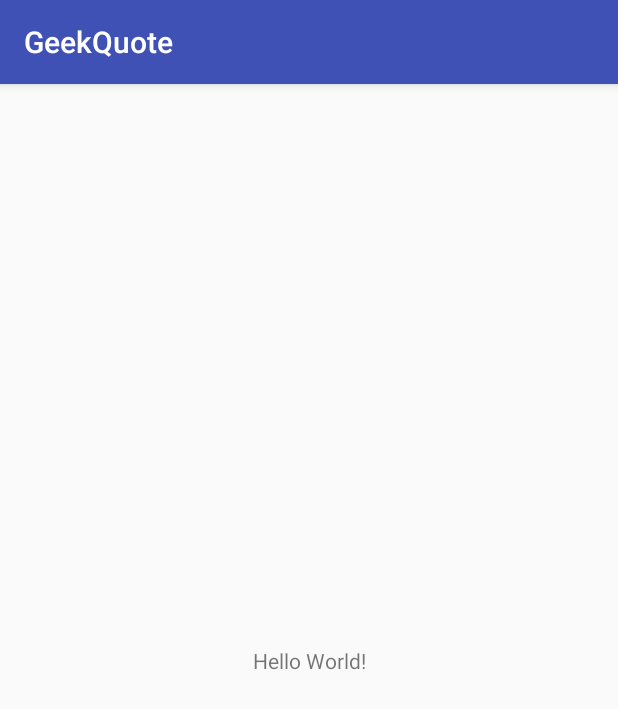
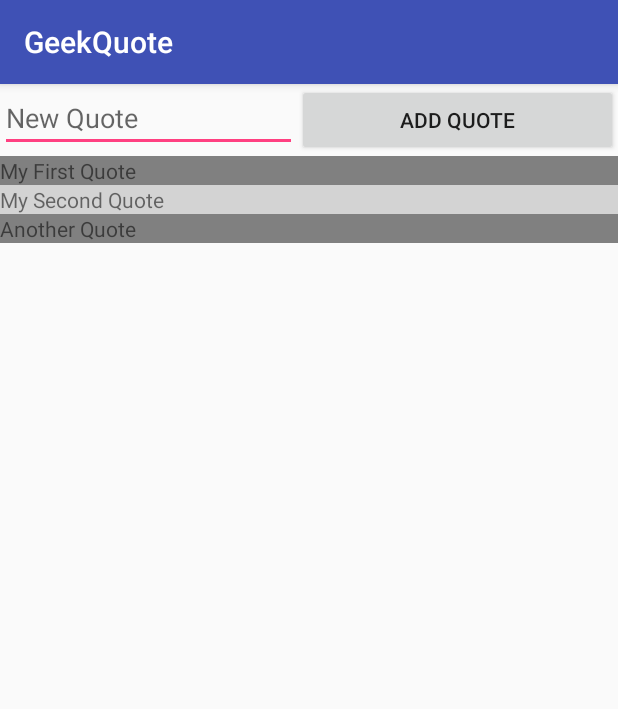
Before and after one commit to Jengines/3AND-GeekQuote, an Android app: the screen it shows after launch (QuoteListActivity), on a phone screen of 412 x 824 dp. Shown: the top 709 px of the screen. Run offline under Robolectric (Android 15) with nearby library versions, the phone set to English and light mode, and no system bars.

Commit message:
Exercice 1 du PPT 03 - GeekQuote - Modification du layout

```diff
--- a/app/src/main/java/com/geekquote/supinfo/QuoteListActivity.java
+++ b/app/src/main/java/com/geekquote/supinfo/QuoteListActivity.java
@@ -1,10 +1,10 @@
 package com.geekquote.supinfo;
 
-import android.content.Context;
 import android.content.res.Resources;
+import android.os.Bundle;
 import android.support.v7.app.AppCompatActivity;
-import android.os.Bundle;
-import android.widget.Toast;
+import android.widget.LinearLayout;
+import android.widget.TextView;
 
 import com.geekquote.supinfo.model.Quote;
 
@@ -13,7 +13,6 @@ import java.util.List;
 
 public class QuoteListActivity extends AppCompatActivity {
     private List<Quote> quoteList = new ArrayList<>();
-    private final static int duration = Toast.LENGTH_LONG;
 
     @Override
     protected void onCreate(Bundle savedInstanceState) {
@@ -21,16 +20,11 @@ public class QuoteListActivity extends AppCompatActivity {
         setContentView(R.layout.activity_quote_list);
         Resources resources = getResources();
 
-        Context context = getApplicationContext();
-
         String[] quotesFromRessources = resources.getStringArray(R.array.quote_array);
 
         for (String quotesFromRessource : quotesFromRessources) {
             addQuote(quotesFromRessource);
         }
-
-        //Toast toast = Toast.makeText(context, "List now contains " + quoteList.size() + " quotes !", duration);
-        //toast.show();
     }
 
     private void addQuote(String strQuote) {
@@ -38,7 +32,23 @@ public class QuoteListActivity extends AppCompatActivity {
         quote.setStrQuote(strQuote);
 
         quoteList.add(quote);
+        createTextView(quote);
+    }
 
-        //Log.d("Add_Quote", "New quote with str : " + quote.getStrQuote());
+    private void createTextView(Quote quote) {
+        // On retrouve le LinearLayout grâce à son id
+        LinearLayout layout = findViewById(R.id.linear_vertical);
+
+        // On crée un élément TextView à chaque ajout d'un Quote, qui contiendra la valeur du quote en texte
+        TextView textView = new TextView(this);
+        textView.setText(quote.getStrQuote());
+
+        // On initialise la couleur à partir des ressources, suivant si la liste contient un nombre pair ou impair de valeurs
+        int color = quoteList.size() % 2 == 0 ? R.color.lightgray : R.color.gray;
+        // On set la couleur de fond de notre élément TextView créé précédemment
+        textView.setBackgroundColor(getResources().getColor(color));
+
+        // Enfin, on ajoute notre TextView créé au LinearLayout vertical (parent)
+        layout.addView(textView);
     }
 }
--- a/app/src/main/res/layout/activity_quote_list.xml
+++ b/app/src/main/res/layout/activity_quote_list.xml
@@ -1,18 +1,31 @@
 <?xml version="1.0" encoding="utf-8"?>
-<android.support.constraint.ConstraintLayout xmlns:android="http://schemas.android.com/apk/res/android"
-    xmlns:app="http://schemas.android.com/apk/res-auto"
+<LinearLayout xmlns:android="http://schemas.android.com/apk/res/android"
     xmlns:tools="http://schemas.android.com/tools"
     android:layout_width="match_parent"
     android:layout_height="match_parent"
+    android:orientation="vertical"
+    android:id="@+id/linear_vertical"
     tools:context="com.geekquote.supinfo.QuoteListActivity">
 
-    <TextView
-        android:layout_width="wrap_content"
+    <LinearLayout
+        android:id="@+id/linear_horizontal"
+        android:layout_width="match_parent"
         android:layout_height="wrap_content"
-        android:text="Hello World!"
-        app:layout_constraintBottom_toBottomOf="parent"
-        app:layout_constraintLeft_toLeftOf="parent"
-        app:layout_constraintRight_toRightOf="parent"
-        app:layout_constraintTop_toTopOf="parent" />
+        android:orientation="horizontal">
 
-</android.support.constraint.ConstraintLayout>
+        <EditText
+            android:layout_width="198dp"
+            android:layout_height="wrap_content"
+            android:ems="10"
+            android:inputType="textPersonName"
+            android:hint="New Quote" />
+
+        <Button
+            android:layout_width="match_parent"
+            android:layout_height="wrap_content"
+            android:text="Add Quote" />
+    </LinearLayout>
+
+
+
+</LinearLayout>
--- a/app/src/main/res/values/colors.xml
+++ b/app/src/main/res/values/colors.xml
@@ -3,4 +3,6 @@
     <color name="colorPrimary">#3F51B5</color>
     <color name="colorPrimaryDark">#303F9F</color>
     <color name="colorAccent">#FF4081</color>
+    <color name="gray">#808080</color>
+    <color name="lightgray">#D3D3D3</color>
 </resources>
```
